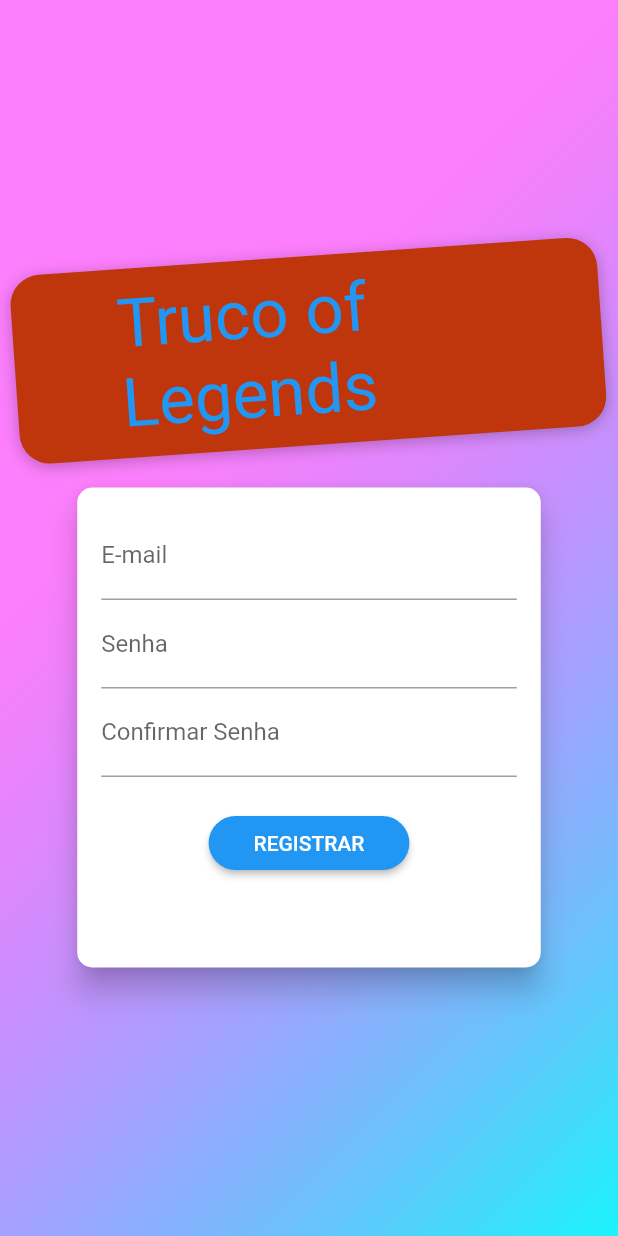
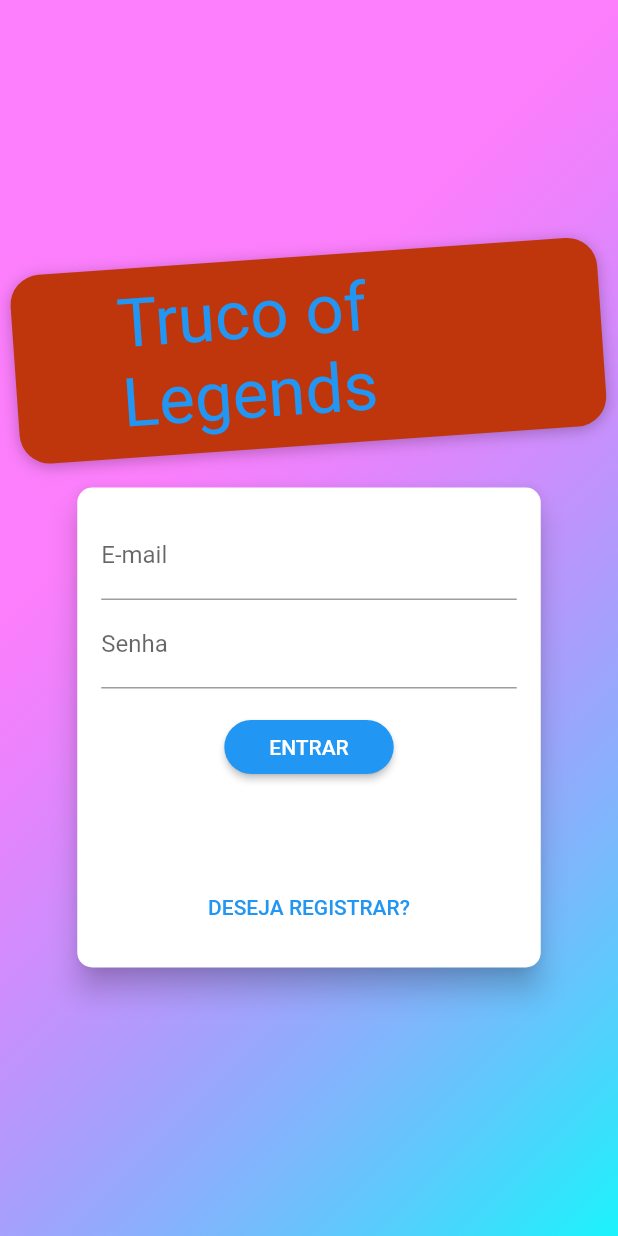
Before and after one commit to Joel-Graf/Triple-Triad-LoR, a Flutter app: the screen it shows after launch, on a phone screen of 412 x 824 dp. Run offline on Flutter 3.47's test engine with Material 2 defaults, Android fonts, the light colour scheme and no system bars.

Commit message:
Componentes do form

```diff
--- a/lib/Pages/Auth/Widgets/auth_form.dart
+++ b/lib/Pages/Auth/Widgets/auth_form.dart
@@ -13,13 +13,25 @@ class AuthForm extends StatefulWidget {
 
 class _AuthFormState extends State<AuthForm> {
   final _passwordController = TextEditingController();
+  final _formKey = GlobalKey<FormState>();
+  bool _isLoading = false;
   AuthMode _authMode = AuthMode.signup;
   Map<String, String> _authData = {
     'email': '',
     'password': '',
   };
 
-  void _submit() {}
+  bool _isSignup() => _authMode == AuthMode.login;
+
+  void _switchAuthMode() {
+    setState(() {
+      _isSignup() ? _authMode = AuthMode.login : _authMode = AuthMode.signup;
+    });
+  }
+
+  void _submit() {
+    setState(() => _isLoading = true);
+  }
 
   @override
   Widget build(BuildContext context) {
@@ -32,9 +44,10 @@ class _AuthFormState extends State<AuthForm> {
       ),
       child: Container(
         padding: const EdgeInsets.all(16),
-        height: 320,
+        height: _isSignup() ? 400 : 320,
         width: deviceSize.width * 0.75,
         child: Form(
+          key: _formKey,
           child: Column(
             children: [
               TextFormField(
@@ -71,14 +84,14 @@ class _AuthFormState extends State<AuthForm> {
                 },
                 obscureText: true,
               ),
-              if (_authMode == AuthMode.signup)
+              if (_isSignup())
                 TextFormField(
                   decoration: InputDecoration(
                     labelText: 'Confirmar Senha',
                   ),
                   keyboardType: TextInputType.visiblePassword,
                   obscureText: true,
-                  validator: _authMode == AuthMode.signup
+                  validator: _isSignup()
                       ? (password) {
                           if (password != _passwordController.text) {
                             return 'Senhas informadas não conferem!';
@@ -88,7 +101,10 @@ class _AuthFormState extends State<AuthForm> {
                         }
                       : null,
                 ),
-              SizedBox(height: 20),
+              SizedBox(height: 15),
+              if (_isLoading)
+                CircularProgressIndicator()
+              else
                 ElevatedButton(
                   onPressed: _submit,
                   style: ElevatedButton.styleFrom(
@@ -100,9 +116,15 @@ class _AuthFormState extends State<AuthForm> {
                       vertical: 8,
                     ),
                   ),
-                child:
-                    Text(_authMode == AuthMode.signup ? 'REGISTRAR' : 'ENTRAR'),
+                  child: Text(_isSignup() ? 'REGISTRAR' : 'ENTRAR'),
                 ),
+              Spacer(),
+              TextButton(
+                onPressed: _switchAuthMode,
+                child: Text(
+                  _isSignup() ? 'JÁ POSSUI CONTA?' : 'DESEJA REGISTRAR?',
+                ),
+              )
             ],
           ),
         ),
```
Also changed, not shown: 1 other file. Lines whose indentation alone changed are shown as unchanged.
